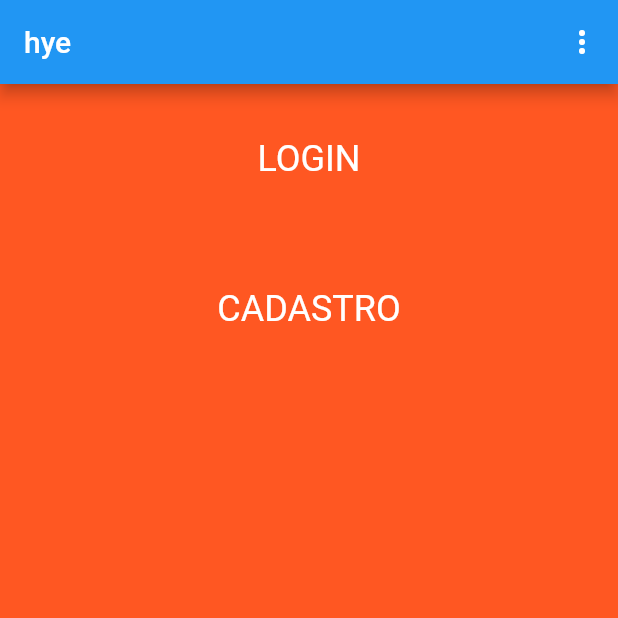
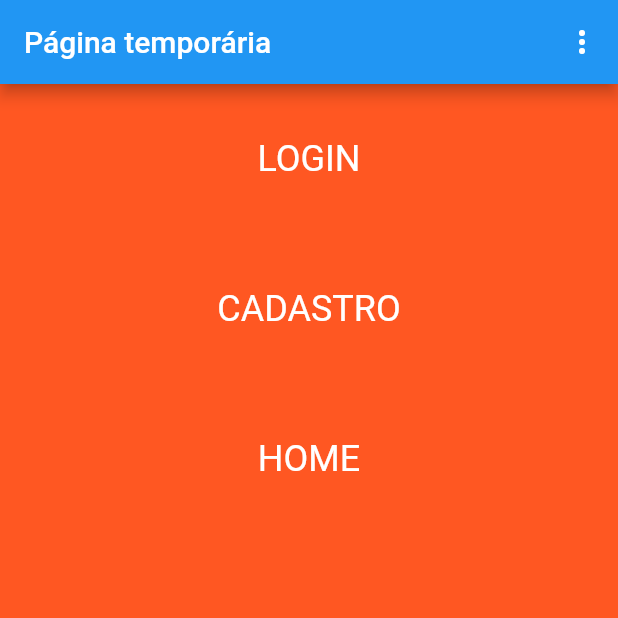
Before and after one commit to anecba/MeuGerenciadorArquivos, a Flutter app: the screen it shows after launch, on a phone screen of 412 x 824 dp, the top half of it. Run offline on Flutter 3.47's test engine with Material 2 defaults, Android fonts, the phone set to English and light mode, and no system bars.

Commit message:
Criando o botão da tela home

```diff
--- a/lib/main.dart
+++ b/lib/main.dart
@@ -2,11 +2,12 @@ import 'package:flutter/material.dart';
 import 'package:flutter/services.dart';
 import 'cadastro.dart';
 import 'login.dart';
+import 'home.dart';
 import 'package:tccgerenciadorapp/constantes';
 
 void main() => runApp(Profile());
 
-class Profile extends StatelessWidget{
+class Profile extends StatelessWidget {
   @override
   Widget build(BuildContext context) {
     return MaterialApp(
@@ -24,7 +25,6 @@ class MainPage extends StatefulWidget {
 }
 
 class _MainPageState extends State<MainPage> {
-
   @override
   void initState() {
     SystemChrome.setEnabledSystemUIOverlays([]);
@@ -35,12 +35,12 @@ class _MainPageState extends State<MainPage> {
   Widget build(BuildContext context) {
     return Scaffold(
       appBar: new AppBar(
-        title: new Text("hye"),
+        title: new Text("Página temporária"),
         actions: <Widget>[
           PopupMenuButton<String>(
             onSelected: choiceAction,
-            itemBuilder: (BuildContext context){
-              return Constants.choices.map((String choice){
+            itemBuilder: (BuildContext context) {
+              return Constants.choices.map((String choice) {
                 return PopupMenuItem<String>(
                   value: choice,
                   child: Text(choice),
@@ -57,6 +57,7 @@ class _MainPageState extends State<MainPage> {
           color: Colors.deepOrange,
           child: Column(
             children: <Widget>[
+              //LOGIN
               Container(
                 height: 100,
                 width: 100,
@@ -66,31 +67,54 @@ class _MainPageState extends State<MainPage> {
                     Navigator.push(context,
                         MaterialPageRoute(builder: (context) => (LoginApp())));
                   },
-                  child: Text('LOGIN',
-                    style: TextStyle(color: Colors.white, fontSize: 24),),
+                  child: Text(
+                    'LOGIN',
+                    style: TextStyle(color: Colors.white, fontSize: 24),
+                  ),
                 ),
               ),
-
+              //CADASTRO
               Container(
                 height: 100,
                 width: 160,
                 alignment: Alignment.center,
                 child: GestureDetector(
                   onTap: () {
-                    Navigator.push(context,
-                        MaterialPageRoute(builder: (context) => (CadastroApp())));
+                    Navigator.push(
+                        context,
+                        MaterialPageRoute(
+                            builder: (context) => (CadastroApp())));
                   },
-                  child: Text('CADASTRO',
-                    style: TextStyle(color: Colors.white, fontSize: 24),),
+                  child: Text(
+                    'CADASTRO',
+                    style: TextStyle(color: Colors.white, fontSize: 24),
+                  ),
                 ),
               ),
+              Container(
+                  height: 100,
+                  width: 160,
+                  alignment: Alignment.center,
+                  child: GestureDetector(
+                    onTap: () {
+                      Navigator.push(
+                          context,
+                          MaterialPageRoute(
+                              builder: (context) => (HomeApp())));
+                    },
+                    child: Text(
+                      'HOME',
+                      style: TextStyle(color: Colors.white, fontSize: 24),
+                    ),
+                  ))
             ],
           ),
         ),
       ),
     );
   }
-  void choiceAction(String choice){
+
+  void choiceAction(String choice) {
     print("WORKING");
   }
 }
```
Also changed, not shown: lib/home.dart (+93 -0 lines).
